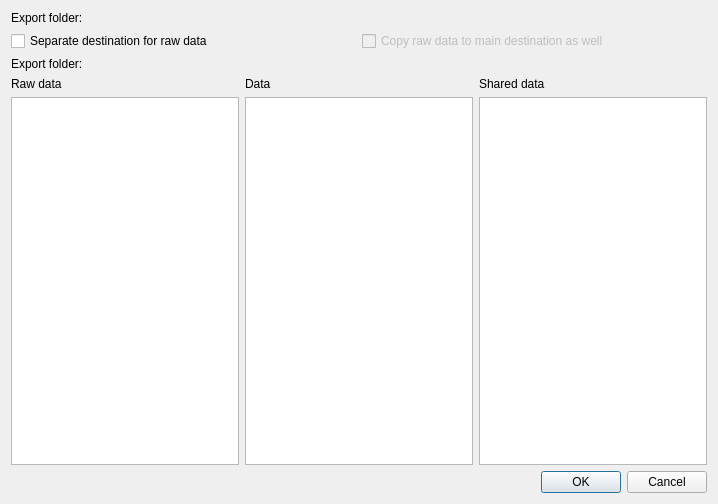
fmi-basel/faim-cryoflare, file src/app/exportdialog.ui: the form before one commit.
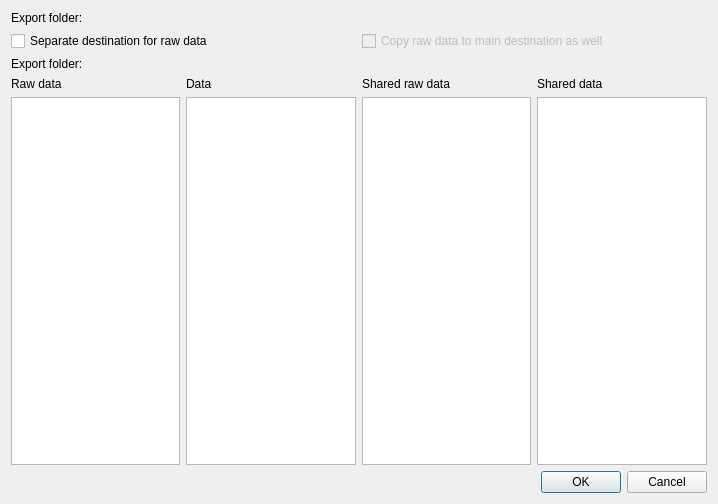
The form after the commit. Custom widgets are drawn as their Qt base class.

Commit message: added support for shared raw files fixed labels for scv and json export

The edit to the form file:
```diff
--- a/src/app/exportdialog.ui
+++ b/src/app/exportdialog.ui
@@ -148,6 +148,24 @@
        <item>
         <widget class="QLabel" name="label_5">
          <property name="text">
+          <string>Shared raw data</string>
+         </property>
+        </widget>
+       </item>
+       <item>
+        <widget class="QListWidget" name="shared_raw_data_list">
+         <property name="selectionMode">
+          <enum>QAbstractItemView::MultiSelection</enum>
+         </property>
+        </widget>
+       </item>
+      </layout>
+     </item>
+     <item>
+      <layout class="QVBoxLayout" name="verticalLayout_5">
+       <item>
+        <widget class="QLabel" name="label_6">
+         <property name="text">
           <string>Shared data</string>
          </property>
         </widget>
```
The commit also changes 6 other files.
